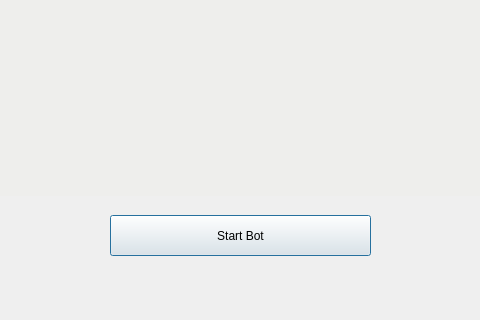
Old version of the form resources/UIFiles/home.ui in the repository Academicdons/FaceBookScrapper; both pictures show x 290 to 770 and y 285 to 605 of the 1024 by 605 pixel window.
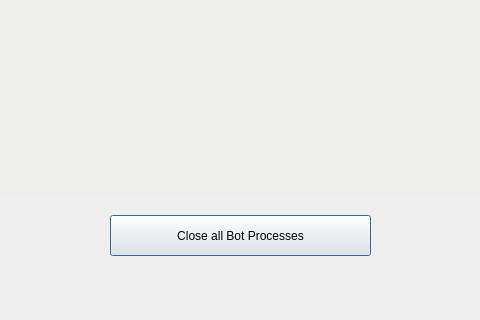
New version of the form.

What changed in the file:
```diff
--- a/resources/UIFiles/home.ui
+++ b/resources/UIFiles/home.ui
@@ -26,7 +26,6 @@
     <string notr="true">QWidget#Shadow{
 background-color: qlineargradient(spread:pad, x1:0, y1:0, x2:0, y2:1, stop:0 			rgba(85, 98, 112, 255), stop:1 rgba(255, 107, 107, 255));
 color: rgb(220, 220, 220);
-border-radius:10px;
 }</string>
    </property>
    <widget class="QLabel" name="swords">
@@ -96,7 +95,7 @@
 }</string>
     </property>
     <property name="text">
-     <string>Start Bot</string>
+     <string>Close all Bot Processes</string>
     </property>
    </widget>
   </widget>
```
Left out of the diff: 2 changed lines with no effect on the pictures.
